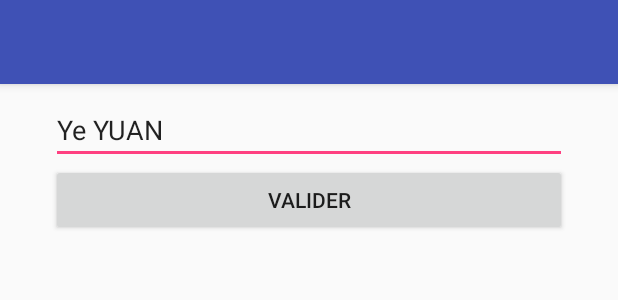
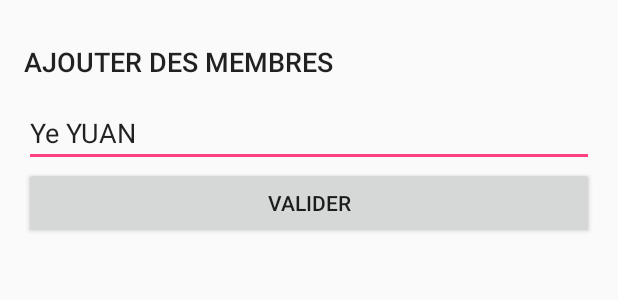
Before and after one commit to sky9611/Android_calender, an Android app: the layout activity_add_member.xml on its own in the app's theme, with its tools: preview values and no code run, on a phone screen of 412 x 824 dp. Shown: the top 300 px of the screen. Run offline under Robolectric (Android 15) with nearby library versions, the phone set to English and light mode, and no system bars.

Commit message:
addmember modif

```diff
--- a/calenderDemo/app/src/main/AndroidManifest.xml
+++ b/calenderDemo/app/src/main/AndroidManifest.xml
@@ -52,10 +52,7 @@
         <activity android:name=".EventChangesDialog"></activity>
         <activity android:name=".EventChangesActivity" />
         <activity android:name=".CreationGroupActivity"></activity>
-        <activity
-            android:name=".AddMember"
-            android:label="@string/title_activity_add_member"
-            android:theme="@style/AppTheme.NoActionBar"></activity>
+        <activity android:name=".AddMember"></activity>
         <activity android:name=".Mes_groupes2"></activity>
     </application>
 
--- a/calenderDemo/app/src/main/res/layout/activity_add_member.xml
+++ b/calenderDemo/app/src/main/res/layout/activity_add_member.xml
@@ -1,27 +1,38 @@
 <?xml version="1.0" encoding="utf-8"?>
-<android.support.design.widget.CoordinatorLayout xmlns:android="http://schemas.android.com/apk/res/android"
-    xmlns:app="http://schemas.android.com/apk/res-auto"
-    xmlns:tools="http://schemas.android.com/tools"
-    android:layout_width="match_parent"
-    android:layout_height="match_parent"
-    tools:context=".AddMember">
+<LinearLayout xmlns:android="http://schemas.android.com/apk/res/android"
+        xmlns:app="http://schemas.android.com/apk/res-auto"
+        android:layout_width="match_parent"
+        android:layout_height="match_parent"
+        android:layout_marginEnd="16dp"
+        android:layout_marginStart="16dp"
+        android:layout_marginTop="16dp"
+        android:orientation="vertical"
+        app:layout_constraintEnd_toEndOf="parent"
+        app:layout_constraintHorizontal_bias="0.5"
+        app:layout_constraintStart_toStartOf="parent"
+        app:layout_constraintTop_toTopOf="parent">
 
-    <android.support.design.widget.AppBarLayout
-        android:layout_width="match_parent"
-        android:layout_height="wrap_content"
-        android:theme="@style/AppTheme.AppBarOverlay">
+        <TextView
+            android:layout_width="wrap_content"
+            android:layout_height="50dp"
+            android:layout_weight="0"
+            android:gravity="center_vertical"
+            android:text="Ajouter des membres"
 
-        <android.support.v7.widget.Toolbar
-            android:id="@+id/toolbar"
+            android:textAppearance="@style/TextAppearance.AppCompat.Button"
+            android:textSize="18sp" />
+
+        <EditText
+            android:id="@+id/editText"
             android:layout_width="match_parent"
-            android:layout_height="?attr/actionBarSize"
-            android:background="?attr/colorPrimary"
-            app:popupTheme="@style/AppTheme.PopupOverlay" />
+            android:layout_height="wrap_content"
+            android:ems="10"
+            android:inputType="textPersonName"
+            android:text="Ye YUAN" />
 
-    </android.support.design.widget.AppBarLayout>
-
-    <include
-        layout="@layout/content_add_member"/>
-
-
-</android.support.design.widget.CoordinatorLayout>
+        <Button
+            android:id="@+id/button_add_member"
+            android:layout_width="match_parent"
+            android:layout_height="wrap_content"
+            android:text="Valider" />
+</LinearLayout>
--- a/calenderDemo/app/src/main/res/layout/activity_creation_group.xml
+++ b/calenderDemo/app/src/main/res/layout/activity_creation_group.xml
@@ -99,7 +99,6 @@
 
 
             <ImageButton
-                android:id="@+id/add_member"
                 style="@style/Widget.AppCompat.ImageButton"
                 android:layout_width="35dp"
                 android:layout_height="25dp"
@@ -111,6 +110,7 @@
                 app:srcCompat="@drawable/ic_action_name" />
 
             <TextView
+                android:id="@+id/add_member"
                 android:layout_width="wrap_content"
                 android:layout_height="match_parent"
                 android:layout_weight="9.7"
@@ -126,7 +126,6 @@
             android:orientation="horizontal">
 
             <ImageButton
-                android:id="@+id/add_event"
                 style="@style/Widget.AppCompat.ImageButton"
                 android:layout_width="35dp"
                 android:layout_height="25dp"
@@ -138,6 +137,7 @@
                 app:srcCompat="@drawable/ic_action_name" />
 
             <TextView
+                android:id="@+id/add_event"
                 android:layout_width="wrap_content"
                 android:layout_height="match_parent"
                 android:layout_weight="9.7"
--- a/calenderDemo/app/src/main/res/layout/content_add_member.xml
+++ /dev/null
@@ -1,37 +0,0 @@
-<?xml version="1.0" encoding="utf-8"?>
-<android.support.constraint.ConstraintLayout xmlns:android="http://schemas.android.com/apk/res/android"
-    xmlns:app="http://schemas.android.com/apk/res-auto"
-    xmlns:tools="http://schemas.android.com/tools"
-    android:layout_width="match_parent"
-    android:layout_height="match_parent"
-    app:layout_behavior="@string/appbar_scrolling_view_behavior"
-    tools:context=".AddMember"
-    tools:showIn="@layout/activity_add_member">
-
-    <LinearLayout
-        android:layout_width="344dp"
-        android:layout_height="495dp"
-        android:layout_marginEnd="8dp"
-        android:layout_marginStart="8dp"
-        android:layout_marginTop="8dp"
-        android:orientation="vertical"
-        app:layout_constraintEnd_toEndOf="parent"
-        app:layout_constraintHorizontal_bias="0.5"
-        app:layout_constraintStart_toStartOf="parent"
-        app:layout_constraintTop_toTopOf="parent">
-
-        <EditText
-            android:id="@+id/editText"
-            android:layout_width="match_parent"
-            android:layout_height="wrap_content"
-            android:ems="10"
-            android:inputType="textPersonName"
-            android:text="Ye YUAN" />
-
-        <Button
-            android:id="@+id/button"
-            android:layout_width="match_parent"
-            android:layout_height="wrap_content"
-            android:text="Valider" />
-    </LinearLayout>
-</android.support.constraint.ConstraintLayout>
```
Also changed, not shown: calenderDemo/app/src/main/java/com/example/wth/application/AddMember.java (+21 -2 lines), calenderDemo/app/src/main/java/com/example/wth/application/CreationGroupActivity.java (+10 -5 lines), calenderDemo/app/src/main/res/layout/activity_groupe1.xml (+0 -12 lines).
